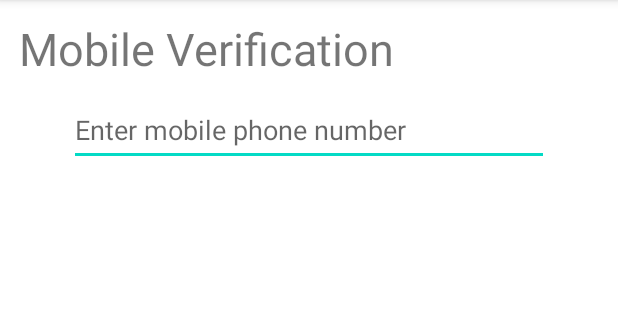
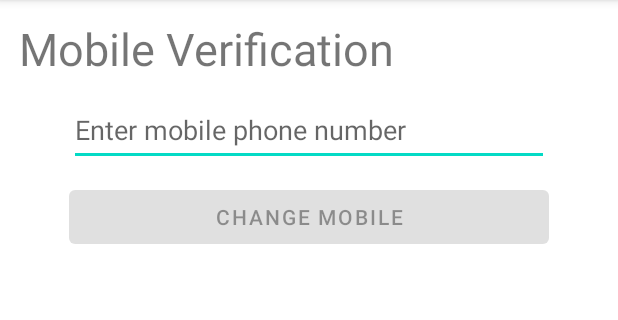
Before and after one commit to ChloeL01/CP3407---Assignment, an Android app: the fragment ChangeMobile shown on its own in the app's theme, on a phone screen of 412 x 824 dp, the part 84-404 px from its top. Run offline under Robolectric (Android 15) with nearby library versions, the phone set to English and light mode, and no system bars; our stand-ins replace data binding.

Commit message:
Checking if user entered mobile number, button is enabled. Added change mobile number button

```diff
--- a/CP3407Assignment/app/src/main/java/com/example/cp3407_assignment/ui/profile/ChangeMobile.kt
+++ b/CP3407Assignment/app/src/main/java/com/example/cp3407_assignment/ui/profile/ChangeMobile.kt
@@ -1,16 +1,38 @@
 package com.example.cp3407_assignment.ui.profile
 
+import android.content.Context
 import android.os.Bundle
+import android.text.Editable
+import android.text.TextWatcher
+import android.view.KeyEvent
 import androidx.fragment.app.Fragment
 import android.view.LayoutInflater
 import android.view.View
 import android.view.ViewGroup
+import android.view.inputmethod.InputMethodManager
 import androidx.databinding.DataBindingUtil
 import com.example.cp3407_assignment.R
 import com.example.cp3407_assignment.databinding.FragmentChangeMobileBinding
 
 class ChangeMobile : Fragment() {
     private lateinit var binding: FragmentChangeMobileBinding
+
+    private val textWatcher = object : TextWatcher {
+        override fun beforeTextChanged(s: CharSequence?, start: Int, count: Int, after: Int) {
+            // Not required
+        }
+
+        override fun onTextChanged(s: CharSequence?, start: Int, before: Int, count: Int) {
+            binding.submitBtn.isEnabled = binding.mobileNumber.text.isNotEmpty()       // Change mobile number button enabled when there is a value in each EditText
+        }
+
+        override fun afterTextChanged(s: Editable?) {
+            // If any are empty again disable button
+            if (binding.mobileNumber.text.isEmpty()) {
+                binding.submitBtn.isEnabled = false
+            }
+        }
+    }
 
     override fun onCreateView(
         inflater: LayoutInflater, container: ViewGroup?,
@@ -23,5 +45,28 @@ class ChangeMobile : Fragment() {
 
     }
 
+    override fun onResume() {
+        super.onResume()
+
+        binding.mobileNumber.setOnKeyListener{view, keyCode, _ ->
+            handleKeyEvent(view, keyCode)
+
+        }
+        binding.submitBtn.setOnClickListener {
+
+        }
+    }
+
+
+    private fun handleKeyEvent(view: View, keyCode: Int): Boolean {
+        if (keyCode == KeyEvent.KEYCODE_ENTER) {
+            // Hide keyboard
+            val inputMethodManager =
+                view.context.getSystemService(Context.INPUT_METHOD_SERVICE) as InputMethodManager
+            inputMethodManager.hideSoftInputFromWindow(view.windowToken, 0)
+            return true
+        }
+        return false
+    }
 
 }
--- a/CP3407Assignment/app/src/main/res/layout/fragment_change_mobile.xml
+++ b/CP3407Assignment/app/src/main/res/layout/fragment_change_mobile.xml
@@ -35,5 +35,16 @@
             app:layout_constraintStart_toStartOf="parent"
             app:layout_constraintTop_toBottomOf="@+id/change_mobile_title" />
 
+        <Button
+            android:id="@+id/submit_btn"
+            android:layout_width="320dp"
+            android:layout_height="wrap_content"
+            android:text="@string/change_mobile"
+            android:layout_marginTop="10dp"
+            android:enabled="false"
+            app:layout_constraintEnd_toEndOf="parent"
+            app:layout_constraintStart_toStartOf="parent"
+            app:layout_constraintTop_toBottomOf="@+id/mobile_number" />
+
     </androidx.constraintlayout.widget.ConstraintLayout>
 </layout>
--- a/CP3407Assignment/app/src/main/res/values/strings.xml
+++ b/CP3407Assignment/app/src/main/res/values/strings.xml
@@ -73,4 +73,5 @@
     <string name="enter_current_email_address">Enter current email address</string>
     <string name="mobile_verification">Mobile Verification</string>
     <string name="enter_mobile_phone_number">Enter mobile phone number</string>
+    <string name="change_mobile">Change mobile</string>
 </resources>
```
Also changed, not shown: CP3407Assignment/app/src/main/java/com/example/cp3407_assignment/ui/settings/ChangePassword.kt (+15 -7 lines).
